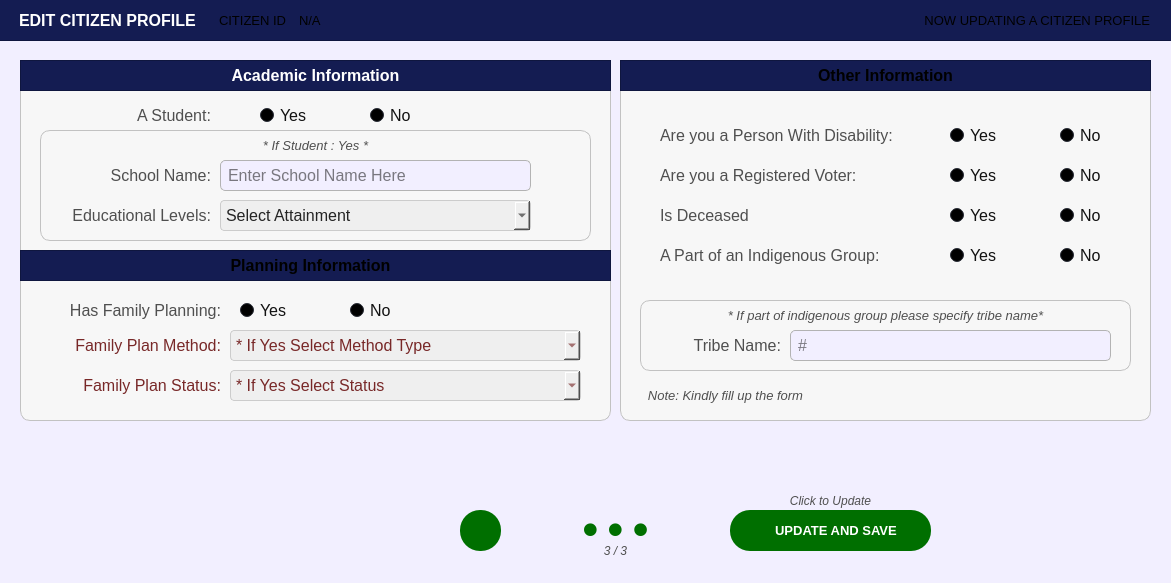
The window that Resources/UIs/PopUp/Screen_CitizenPanel/ScreenCitizenProfile/Update/edit_register_citizen_part_03.ui (Yohhannn/Barangay-Records-Statistics-System) describes before a commit, drawn with Qt 5.
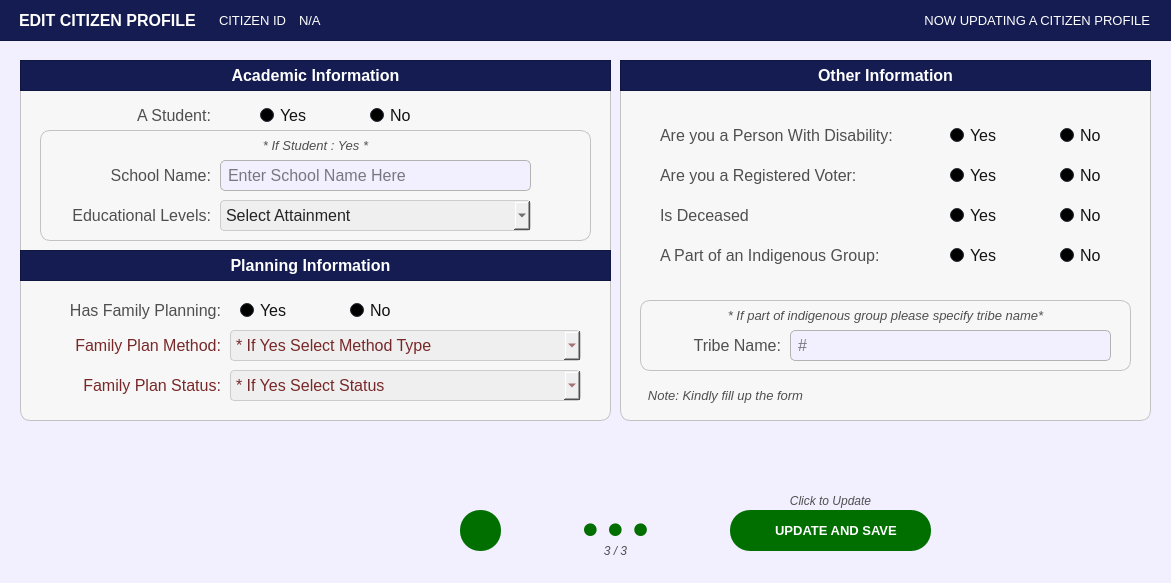
The same window after the commit. Icons and pictures are not drawn.

Commit message: ReColored Part 2 - Registers and Edit

Patch:
```diff
--- a/Resources/UIs/PopUp/Screen_CitizenPanel/ScreenCitizenProfile/Update/edit_register_citizen_part_03.ui
+++ b/Resources/UIs/PopUp/Screen_CitizenPanel/ScreenCitizenProfile/Update/edit_register_citizen_part_03.ui
@@ -555,7 +555,7 @@
       </font>
      </property>
      <property name="styleSheet">
-      <string notr="true">#label_title{
+      <string notr="true">#label_title_3{
 	background-color:transparent;
 	color: rgb(255, 255, 255);
 }</string>
@@ -4853,7 +4853,7 @@
     <property name="styleSheet">
      <string notr="true">#filteroptions_label {
 	background-color: transparent;
-	color: #white;
+	color: #FFFFFF;
 }
 </string>
     </property>
@@ -4883,7 +4883,7 @@
     <property name="styleSheet">
      <string notr="true">#display_what_ID {
 	background-color: transparent;
-	color: #white;
+	color: #FFFFFF;
 }
 </string>
     </property>
@@ -4913,7 +4913,7 @@
     <property name="styleSheet">
      <string notr="true">#label_what_ID {
 	background-color: transparent;
-	color: #white;
+	color: #FFFFFF;
 }
 </string>
     </property>
@@ -5337,7 +5337,7 @@
       </font>
      </property>
      <property name="styleSheet">
-      <string notr="true">#label_title{
+      <string notr="true">#label_title_2{
 	background-color:transparent;
 	color: rgb(255, 255, 255);
 }</string>
```
Left out of the diff: 192 changed lines with no effect on the pictures. The commit also changes 19 other files.
